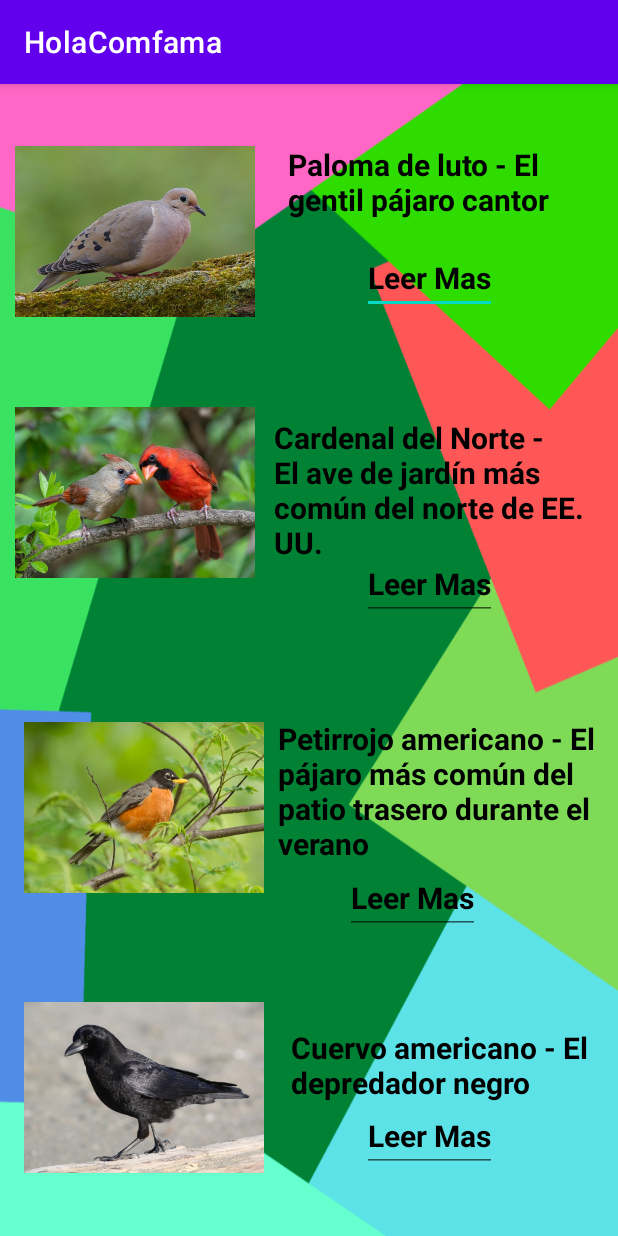
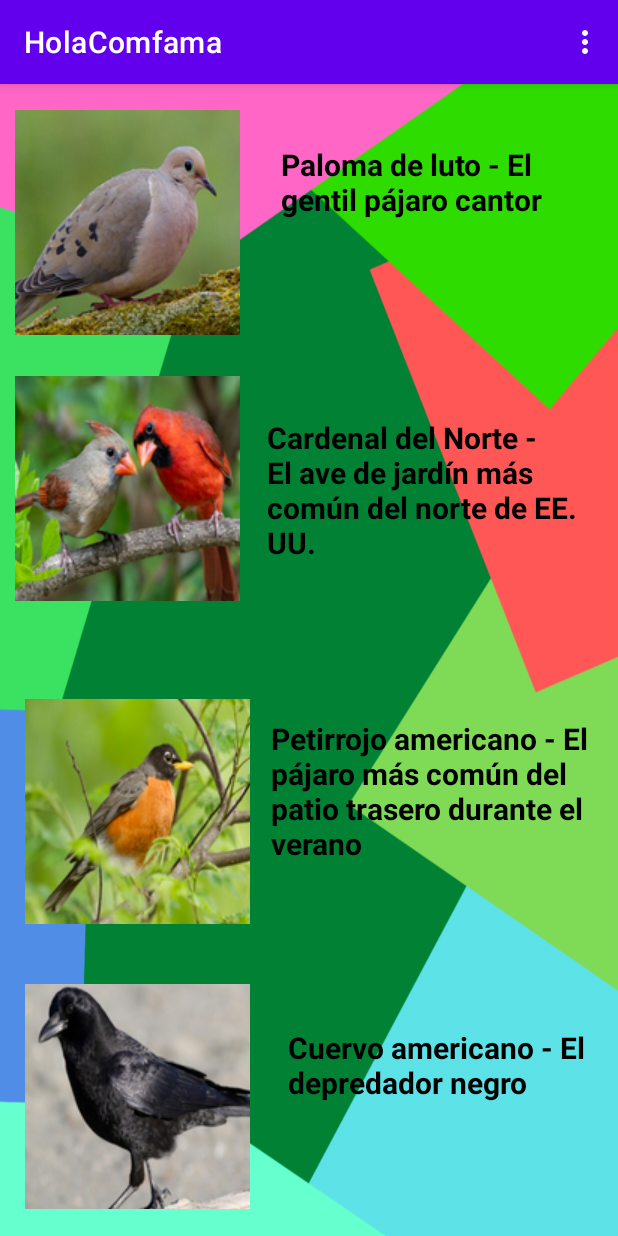
Before and after one commit to stivenusuga019/appTurismo, an Android app: the InfoAves screen opened directly, with no data from a screen before it, on a phone screen of 412 x 824 dp. Run offline under Robolectric (Android 15) with nearby library versions, the phone set to English and light mode, and no system bars.

Commit message:
Cree logicas de activiti infoaves

```diff
--- a/app/src/main/java/com/example/holacomfama/InfoAves.java
+++ b/app/src/main/java/com/example/holacomfama/InfoAves.java
@@ -3,6 +3,9 @@ package com.example.holacomfama;
 import androidx.appcompat.app.AppCompatActivity;
 
 import android.os.Bundle;
+import android.view.Menu;
+import android.view.MenuItem;
+import android.widget.Toast;
 
 public class InfoAves extends AppCompatActivity {
 
@@ -11,4 +14,31 @@ public class InfoAves extends AppCompatActivity {
         super.onCreate(savedInstanceState);
         setContentView(R.layout.activity_info_aves);
     }
+    //Cargar el menu xml creado previamente
+    public boolean onCreateOptionsMenu(Menu menu) {
+        getMenuInflater().inflate(R.menu.menu,menu);
+        return true;
+    }
+
+    //DAR funcionamiento al menu
+    public boolean onOptionsItemSelected(MenuItem item) {
+
+        //observamos que item del menu le damos click
+
+        int itemSeleccionado=item.getItemId();
+        switch (itemSeleccionado){
+
+            case(R.id.opcion1):
+                Toast.makeText(this, "Selecionaste Acerca De", Toast.LENGTH_SHORT).show();
+                break;
+            case(R.id.opcion2):
+                Toast.makeText(this, "Selecionaste Ingles", Toast.LENGTH_SHORT).show();
+                break;
+            case(R.id.opcion3):
+                Toast.makeText(this, "Selecionaste Español", Toast.LENGTH_SHORT).show();
+                break;
+        }
+        return super.onOptionsItemSelected(item);
+    }
+
 }
--- a/app/src/main/java/com/example/holacomfama/MainActivity.java
+++ b/app/src/main/java/com/example/holacomfama/MainActivity.java
@@ -3,19 +3,26 @@ package com.example.holacomfama;
 import androidx.annotation.NonNull;
 import androidx.appcompat.app.AppCompatActivity;
 
+import android.content.Intent;
 import android.os.Bundle;
 import android.view.Menu;
 import android.view.MenuItem;
+import android.view.View;
+import android.widget.ImageButton;
 import android.widget.Toast;
 
 public class MainActivity extends AppCompatActivity {
     //ATRIBUTOS
 
-    //METODOS
     @Override
     protected void onCreate(Bundle savedInstanceState) {
         super.onCreate(savedInstanceState);
         setContentView(R.layout.activity_main);
+    }
+
+    public void  pajaros(View view){
+        Intent pajaros = new Intent(MainActivity.this,InfoAves.class);
+        startActivity(pajaros);
     }
 
     //Cargar el menu xml creado previamente
--- a/app/src/main/res/layout/activity_info_aves.xml
+++ b/app/src/main/res/layout/activity_info_aves.xml
@@ -8,17 +8,17 @@
     android:background="@drawable/pajaros"
     tools:context=".InfoAves">
 
-    <ImageView
+    <ImageButton
         android:id="@+id/imageView"
-        android:layout_width="160dp"
-        android:layout_height="163dp"
+        android:layout_width="150dp"
+        android:layout_height="150dp"
         android:src="@drawable/aves1"
         app:layout_constraintBottom_toBottomOf="parent"
         app:layout_constraintEnd_toEndOf="parent"
-        app:layout_constraintHorizontal_bias="0.039"
         app:layout_constraintStart_toStartOf="parent"
         app:layout_constraintTop_toTopOf="parent"
-        app:layout_constraintVertical_bias="0.028" />
+        app:layout_constraintHorizontal_bias="0.039"
+        app:layout_constraintVertical_bias="0.028"/>
 
     <TextView
         android:layout_width="198dp"
@@ -29,30 +29,16 @@
         android:textStyle="bold"
         app:layout_constraintBottom_toBottomOf="parent"
         app:layout_constraintEnd_toEndOf="parent"
-
         app:layout_constraintStart_toEndOf="@+id/imageView"
         app:layout_constraintTop_toTopOf="parent"
         app:layout_constraintVertical_bias="0.057" />
 
-    <EditText
-        android:id="@+id/descripcion"
-        android:layout_width="wrap_content"
-        android:layout_height="wrap_content"
-        android:text="@string/des"
-        android:textColor="@color/black"
-        android:textSize="20dp"
-        android:textStyle="bold"
-        app:layout_constraintBottom_toBottomOf="parent"
-        app:layout_constraintEnd_toEndOf="parent"
-        app:layout_constraintHorizontal_bias="0.75"
-        app:layout_constraintStart_toStartOf="parent"
-        app:layout_constraintTop_toTopOf="parent"
-        app:layout_constraintVertical_bias="0.146" />
 
-    <ImageView
+
+    <ImageButton
         android:id="@+id/imagep"
-        android:layout_width="160dp"
-        android:layout_height="163dp"
+        android:layout_width="150dp"
+        android:layout_height="150dp"
         android:src="@drawable/aves2"
         app:layout_constraintBottom_toBottomOf="parent"
         app:layout_constraintEnd_toEndOf="parent"
@@ -76,25 +62,12 @@
         app:layout_constraintVertical_bias="0.335" />
 
 
-    <EditText
-        android:id="@+id/descripcion1"
-        android:layout_width="wrap_content"
-        android:layout_height="wrap_content"
-        android:text="@string/des"
-        android:textColor="@color/black"
-        android:textSize="20dp"
-        android:textStyle="bold"
-        app:layout_constraintBottom_toBottomOf="parent"
-        app:layout_constraintEnd_toEndOf="parent"
-        app:layout_constraintHorizontal_bias="0.75"
-        app:layout_constraintStart_toStartOf="parent"
-        app:layout_constraintTop_toTopOf="parent"
-        app:layout_constraintVertical_bias="0.43" />
 
-    <ImageView
+
+    <ImageButton
         android:id="@+id/imagepa"
-        android:layout_width="160dp"
-        android:layout_height="163dp"
+        android:layout_width="150dp"
+        android:layout_height="150dp"
         android:src="@drawable/aves3"
         app:layout_constraintBottom_toBottomOf="parent"
         app:layout_constraintEnd_toEndOf="parent"
@@ -117,26 +90,11 @@
         app:layout_constraintTop_toTopOf="parent"
         app:layout_constraintVertical_bias="0.638" />
 
-    <EditText
-        android:id="@+id/descripcion2"
-        android:layout_width="wrap_content"
-        android:layout_height="wrap_content"
-        android:text="@string/des"
-        android:textColor="@color/black"
-        android:textSize="20dp"
-        android:textStyle="bold"
-        app:layout_constraintBottom_toBottomOf="parent"
-        app:layout_constraintEnd_toEndOf="parent"
-        app:layout_constraintHorizontal_bias="0.715"
-        app:layout_constraintStart_toStartOf="parent"
-        app:layout_constraintTop_toTopOf="parent"
-        app:layout_constraintVertical_bias="0.72" />
 
-
-    <ImageView
+    <ImageButton
         android:id="@+id/imagepaj"
-        android:layout_width="160dp"
-        android:layout_height="163dp"
+        android:layout_width="150dp"
+        android:layout_height="150dp"
         android:src="@drawable/aves4"
         app:layout_constraintBottom_toBottomOf="parent"
         app:layout_constraintEnd_toEndOf="parent"
@@ -159,19 +117,6 @@
         app:layout_constraintTop_toTopOf="parent"
         app:layout_constraintVertical_bias="0.892" />
 
-    <EditText
-        android:id="@+id/descripcion3"
-        android:layout_width="wrap_content"
-        android:layout_height="wrap_content"
-        android:text="@string/des"
-        android:textColor="@color/black"
-        android:textSize="20dp"
-        android:textStyle="bold"
-        app:layout_constraintBottom_toBottomOf="parent"
-        app:layout_constraintEnd_toEndOf="parent"
-        app:layout_constraintHorizontal_bias="0.75"
-        app:layout_constraintStart_toStartOf="parent"
-        app:layout_constraintTop_toTopOf="parent"
-        app:layout_constraintVertical_bias="0.941" />
+
 
 </androidx.constraintlayout.widget.ConstraintLayout>
--- a/app/src/main/res/layout/activity_main.xml
+++ b/app/src/main/res/layout/activity_main.xml
@@ -42,6 +42,7 @@
         android:layout_height="93dp"
         android:padding="1dp"
         android:src="@drawable/guacamayo"
+        android:onClick="pajaros"
         app:layout_constraintBottom_toTopOf="@id/iconorestaurante"
         app:layout_constraintEnd_toEndOf="parent"
         app:layout_constraintHorizontal_bias="0.1"
```
Also changed, not shown: app/src/main/res/drawable/aves1.jpg (deleted), app/src/main/res/drawable/aves1.png (added), app/src/main/res/drawable/aves2.jpg (deleted), app/src/main/res/drawable/aves2.png (added), app/src/main/res/drawable/aves3.jpg (deleted), app/src/main/res/drawable/aves3.png (added), app/src/main/res/drawable/aves4.jpg (deleted), app/src/main/res/drawable/aves4.png (added).
